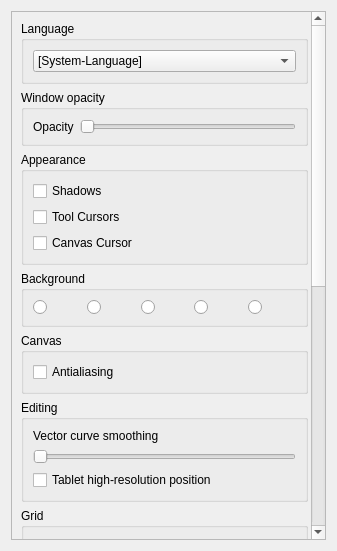
Qt form app/ui/generalpage.ui (pencil2d/pencil) before a commit.
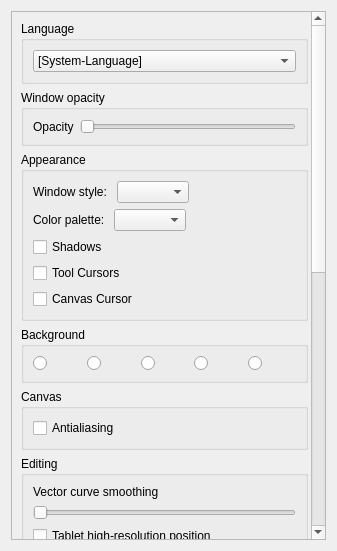
The same form after that commit.

Diff of the .ui file:
```diff
--- a/app/ui/generalpage.ui
+++ b/app/ui/generalpage.ui
@@ -26,9 +26,9 @@
       <property name="geometry">
        <rect>
         <x>0</x>
-        <y>-407</y>
-        <width>314</width>
-        <height>932</height>
+        <y>0</y>
+        <width>363</width>
+        <height>1239</height>
        </rect>
       </property>
       <layout class="QVBoxLayout" name="lay">
@@ -88,6 +88,60 @@
           <string comment="GroupBox title in Preference">Appearance</string>
          </property>
          <layout class="QVBoxLayout" name="appearanceLayout">
+          <item>
+           <layout class="QHBoxLayout" name="horizontalLayout_4">
+            <item>
+             <widget class="QLabel" name="styleLabel">
+              <property name="text">
+               <string>Window style: </string>
+              </property>
+             </widget>
+            </item>
+            <item>
+             <widget class="QComboBox" name="styleCombo"/>
+            </item>
+            <item>
+             <spacer name="styleSpacer">
+              <property name="orientation">
+               <enum>Qt::Horizontal</enum>
+              </property>
+              <property name="sizeHint" stdset="0">
+               <size>
+                <width>40</width>
+                <height>20</height>
+               </size>
+              </property>
+             </spacer>
+            </item>
+           </layout>
+          </item>
+          <item>
+           <layout class="QHBoxLayout" name="horizontalLayout_5">
+            <item>
+             <widget class="QLabel" name="paletteLabel">
+              <property name="text">
+               <string>Color palette: </string>
+              </property>
+             </widget>
+            </item>
+            <item>
+             <widget class="QComboBox" name="paletteCombo"/>
+            </item>
+            <item>
+             <spacer name="paletteSpacer">
+              <property name="orientation">
+               <enum>Qt::Horizontal</enum>
+              </property>
+              <property name="sizeHint" stdset="0">
+               <size>
+                <width>40</width>
+                <height>20</height>
+               </size>
+              </property>
+             </spacer>
+            </item>
+           </layout>
+          </item>
           <item>
            <widget class="QCheckBox" name="shadowsBox">
             <property name="text">
```
Left out of the diff: 2 changed lines with no effect on the pictures.
